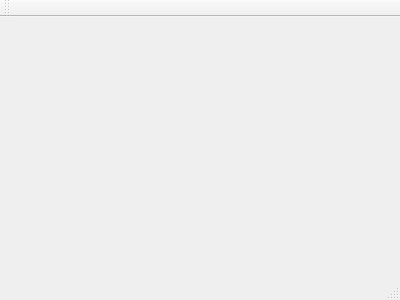
walker1239/LP-3, file bridge/mainwindow.ui: the form before one commit.
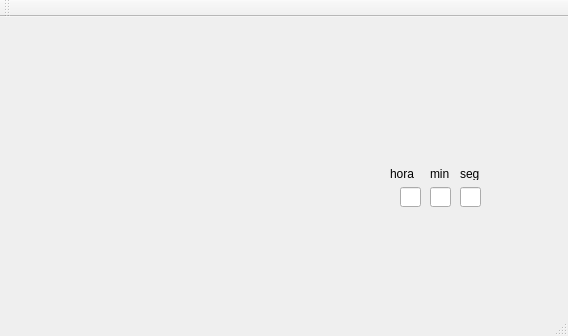
The form after the commit.

Patch:
```diff
--- a/bridge/mainwindow.ui
+++ b/bridge/mainwindow.ui
@@ -1,24 +1,122 @@
 <ui version="4.0">
  <class>MainWindow</class>
- <widget class="QMainWindow" name="MainWindow" >
-  <property name="geometry" >
+ <widget class="QMainWindow" name="MainWindow">
+  <property name="geometry">
    <rect>
     <x>0</x>
     <y>0</y>
-    <width>400</width>
-    <height>300</height>
+    <width>568</width>
+    <height>336</height>
    </rect>
   </property>
   <property name="windowTitle" >
    <string>MainWindow</string>
   </property>
-  <widget class="QMenuBar" name="menuBar" />
-  <widget class="QToolBar" name="mainToolBar" />
-  <widget class="QWidget" name="centralWidget" />
-  <widget class="QStatusBar" name="statusBar" />
+  <widget class="QWidget" name="centralWidget">
+   <widget class="QLineEdit" name="hora">
+    <property name="geometry">
+     <rect>
+      <x>400</x>
+      <y>170</y>
+      <width>21</width>
+      <height>20</height>
+     </rect>
+    </property>
+   </widget>
+   <widget class="QLineEdit" name="min">
+    <property name="geometry">
+     <rect>
+      <x>430</x>
+      <y>170</y>
+      <width>21</width>
+      <height>20</height>
+     </rect>
+    </property>
+   </widget>
+   <widget class="QLineEdit" name="seg">
+    <property name="geometry">
+     <rect>
+      <x>460</x>
+      <y>170</y>
+      <width>21</width>
+      <height>20</height>
+     </rect>
+    </property>
+   </widget>
+   <widget class="QLabel" name="label">
+    <property name="geometry">
+     <rect>
+      <x>390</x>
+      <y>150</y>
+      <width>46</width>
+      <height>13</height>
+     </rect>
+    </property>
+    <property name="text">
+     <string>hora</string>
+    </property>
+   </widget>
+   <widget class="QLabel" name="label_2">
+    <property name="geometry">
+     <rect>
+      <x>430</x>
+      <y>150</y>
+      <width>46</width>
+      <height>13</height>
+     </rect>
+    </property>
+    <property name="text">
+     <string>min</string>
+    </property>
+   </widget>
+   <widget class="QLabel" name="label_3">
+    <property name="geometry">
+     <rect>
+      <x>460</x>
+      <y>150</y>
+      <width>46</width>
+      <height>13</height>
+     </rect>
+    </property>
+    <property name="text">
+     <string>seg</string>
+    </property>
+   </widget>
+   <widget class="QLabel" name="base">
+    <property name="geometry">
+     <rect>
+      <x>30</x>
+      <y>10</y>
+      <width>311</width>
+      <height>271</height>
+     </rect>
+    </property>
+    <property name="text">
+     <string/>
+    </property>
+   </widget>
+  </widget>
+  <widget class="QMenuBar" name="menuBar">
+   <property name="geometry">
+    <rect>
+     <x>0</x>
+     <y>0</y>
+     <width>568</width>
+     <height>21</height>
+    </rect>
+   </property>
+  </widget>
+  <widget class="QToolBar" name="mainToolBar">
+   <attribute name="toolBarArea">
+    <enum>TopToolBarArea</enum>
+   </attribute>
+   <attribute name="toolBarBreak">
+    <bool>false</bool>
+   </attribute>
+  </widget>
+  <widget class="QStatusBar" name="statusBar"/>
  </widget>
- <layoutDefault spacing="6" margin="11" />
- <pixmapfunction></pixmapfunction>
+ <layoutdefault spacing="6" margin="11"/>
  <resources/>
  <connections/>
 </ui>
```
Left out of the diff: 3 changed lines with no effect on the pictures.
